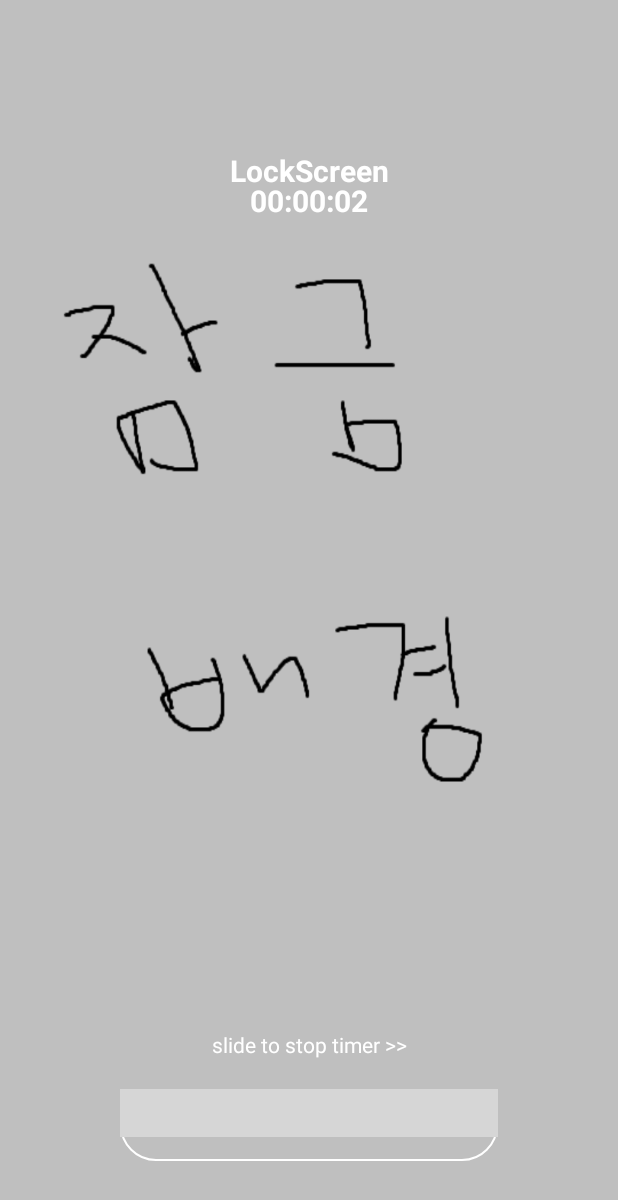
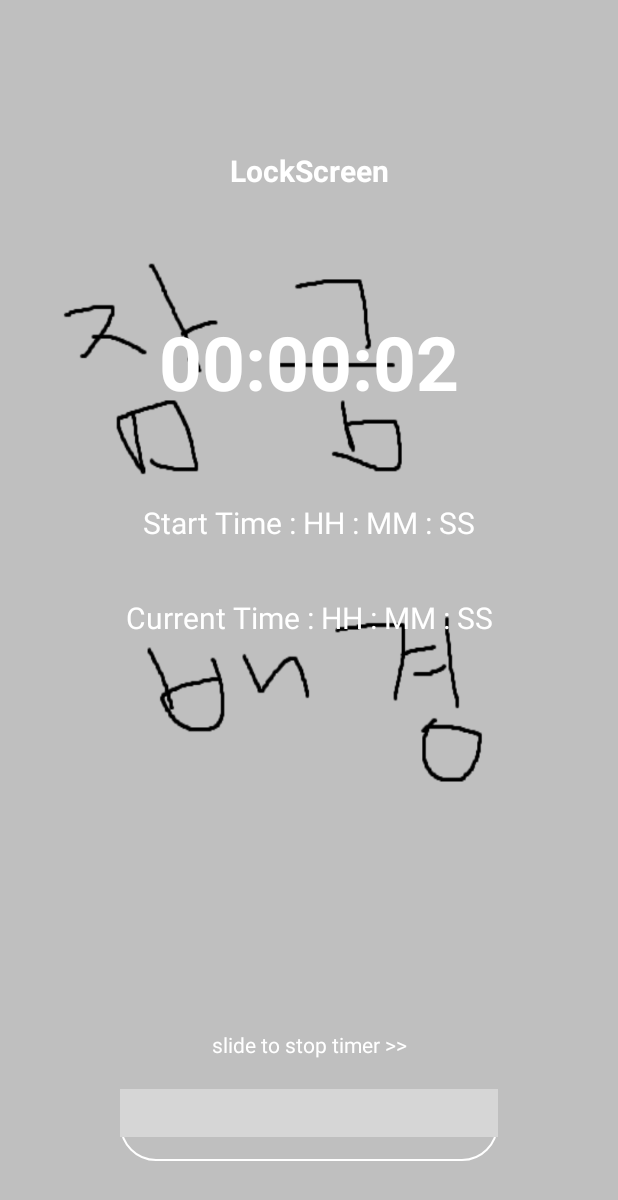
Before and after one commit to Voo-Up/GenuineTimer, an Android app: the LockscreenActivity screen opened directly, with no data from a screen before it, on a phone screen of 412 x 824 dp. Shown: the top 1200 px of the screen. Run offline under Robolectric (Android 15) with nearby library versions, the phone set to English and light mode, and no system bars; libraries missing offline, so code that uses them is left out: com.ncorti.slidetoact; plain views replace SlideToActView; 2 statements that could not run were skipped; grey boxes are pictures that could not be loaded.

Commit message:
일단 텍스트 크기만 손봄
일단 텍스트 크기만 손봄

```diff
--- a/AndroidProject/ExamineeTimer/app/src/main/java/com/example/examineetimer/LockscreenActivity.java
+++ b/AndroidProject/ExamineeTimer/app/src/main/java/com/example/examineetimer/LockscreenActivity.java
@@ -18,16 +18,14 @@ public class LockscreenActivity extends Activity {
     private Timer studyTimer;
 
     private int totalStudySec;
-    private TextView studyTimeTextView;
+    private TextView tvStudyTime;
 
     @Override
     protected void onCreate(Bundle savedInstanceState) {
         super.onCreate(savedInstanceState);
         setContentView(R.layout.activity_lockscreen);
 
-        studyTimeTextView = (TextView) findViewById(R.id.studyTimeTextView);
-
-        startStudyTimer();
+        tvStudyTime = (TextView) findViewById(R.id.tv_study_timer);
 
         getWindow().setFlags(WindowManager.LayoutParams.FLAG_FULLSCREEN, WindowManager.LayoutParams.FLAG_FULLSCREEN);
         getWindow().addFlags(WindowManager.LayoutParams.FLAG_SHOW_WHEN_LOCKED | WindowManager.LayoutParams.FLAG_KEEP_SCREEN_ON | WindowManager.LayoutParams.FLAG_DISMISS_KEYGUARD);
@@ -36,19 +34,24 @@ public class LockscreenActivity extends Activity {
         sta.setOnSlideCompleteListener(new SlideToActView.OnSlideCompleteListener() {
             @Override
             public void onSlideComplete(SlideToActView slideToActView) {
-                //Send Timer
                 Log.i(TAG, "onSlideComplete");
-                studyTimer.cancel();
                 finish();
             }
         });
     }
 
     @Override
+    protected void onStop() {
+        super.onStop();
+        //stop timer and send to main acitvity
+        Log.i(TAG, "Timer stop and save.");
+        studyTimer.cancel();
+    }
+
+    @Override
     protected void onUserLeaveHint() {
         super.onUserLeaveHint();
         Log.i(TAG,"Home Key Down");
-        studyTimer.cancel();
         finish();
     }
 
@@ -70,13 +73,14 @@ public class LockscreenActivity extends Activity {
         newUiOptions |= View.SYSTEM_UI_FLAG_FULLSCREEN;
         newUiOptions |= View.SYSTEM_UI_FLAG_IMMERSIVE_STICKY;
         getWindow().getDecorView().setSystemUiVisibility(newUiOptions);
+
+        startStudyTimer();
     }
 
     public boolean onKeyDown(int keyCode, KeyEvent event) {
         switch(keyCode) {
             case KeyEvent.KEYCODE_BACK:
                 Log.i(TAG, "onKeyDown");
-                studyTimer.cancel();
                 break;
         }
         return super.onKeyDown(keyCode, event);
@@ -96,7 +100,7 @@ public class LockscreenActivity extends Activity {
                     @Override
                     public void run() {
                         String timeString = makeTotalStudyTime(totalStudySec);
-                        studyTimeTextView.setText(timeString);
+                        tvStudyTime.setText(timeString);
                     }
                 });
             }
--- a/AndroidProject/ExamineeTimer/app/src/main/res/layout/activity_lockscreen.xml
+++ b/AndroidProject/ExamineeTimer/app/src/main/res/layout/activity_lockscreen.xml
@@ -18,7 +18,7 @@
         app:layout_constraintTop_toTopOf="parent">
 
         <TextView
-            android:id="@+id/lockScreenTitle"
+            android:id="@+id/tv_lockscreen_title"
             android:layout_width="wrap_content"
             android:layout_height="wrap_content"
             android:layout_marginTop="100dp"
@@ -31,18 +31,75 @@
             app:layout_constraintTop_toTopOf="parent" />
 
         <TextView
-            android:id="@+id/studyTimeTextView"
+            android:id="@+id/tv_study_timer"
             android:layout_width="wrap_content"
             android:layout_height="wrap_content"
-            android:layout_marginTop="120dp"
-            android:text="SEC"
+            android:layout_marginTop="80dp"
+            android:text="HH : MM : SS"
             android:textColor="@color/whiteColor"
-            android:textSize="@dimen/lc_switch_textsize"
+            android:textSize="50dp"
             android:textStyle="bold"
             app:layout_constraintEnd_toEndOf="parent"
             app:layout_constraintStart_toStartOf="parent"
-            app:layout_constraintTop_toTopOf="parent" />
+            app:layout_constraintTop_toBottomOf="@+id/tv_lockscreen_title" />
 
+        <androidx.constraintlayout.widget.ConstraintLayout
+            android:id="@+id/cl_start_time"
+            android:layout_width="wrap_content"
+            android:layout_height="wrap_content"
+            android:layout_marginTop="60dp"
+            app:layout_constraintTop_toBottomOf="@+id/tv_study_timer"
+            app:layout_constraintStart_toStartOf="parent"
+            app:layout_constraintEnd_toEndOf="parent">
+            <TextView
+                android:id="@+id/tv_start_time_label"
+                android:layout_width="wrap_content"
+                android:layout_height="wrap_content"
+                android:text="Start Time : "
+                android:textColor="@color/whiteColor"
+                android:textSize="20dp"
+                app:layout_constraintStart_toStartOf="parent"
+                app:layout_constraintTop_toTopOf="parent" />
+
+            <TextView
+                android:id="@+id/tv_start_time"
+                android:layout_width="wrap_content"
+                android:layout_height="wrap_content"
+                android:text="HH : MM : SS"
+                android:textColor="@color/whiteColor"
+                android:textSize="20dp"
+                app:layout_constraintStart_toEndOf="@+id/tv_start_time_label"
+                app:layout_constraintTop_toTopOf="parent" />
+        </androidx.constraintlayout.widget.ConstraintLayout>
+
+        <androidx.constraintlayout.widget.ConstraintLayout
+            android:layout_width="wrap_content"
+            android:layout_height="wrap_content"
+            android:layout_marginTop="36dp"
+            app:layout_constraintTop_toBottomOf="@+id/cl_start_time"
+            app:layout_constraintStart_toStartOf="parent"
+            app:layout_constraintEnd_toEndOf="parent">
+            <TextView
+                android:id="@+id/tv_current_time_label"
+                android:layout_width="wrap_content"
+                android:layout_height="wrap_content"
+                android:text="Current Time : "
+                android:textColor="@color/whiteColor"
+                android:textSize="20dp"
+                app:layout_constraintStart_toStartOf="parent"
+                app:layout_constraintTop_toTopOf="parent" />
+
+            <TextView
+                android:id="@+id/tv_current_time"
+                android:layout_width="wrap_content"
+                android:layout_height="wrap_content"
+                android:text="HH : MM : SS"
+                android:textColor="@color/whiteColor"
+                android:textSize="20dp"
+                app:layout_constraintStart_toEndOf="@+id/tv_current_time_label"
+                app:layout_constraintTop_toTopOf="parent" />
+        </androidx.constraintlayout.widget.ConstraintLayout>
+`
         <TextView
             android:layout_width="wrap_content"
             android:layout_height="wrap_content"
```
